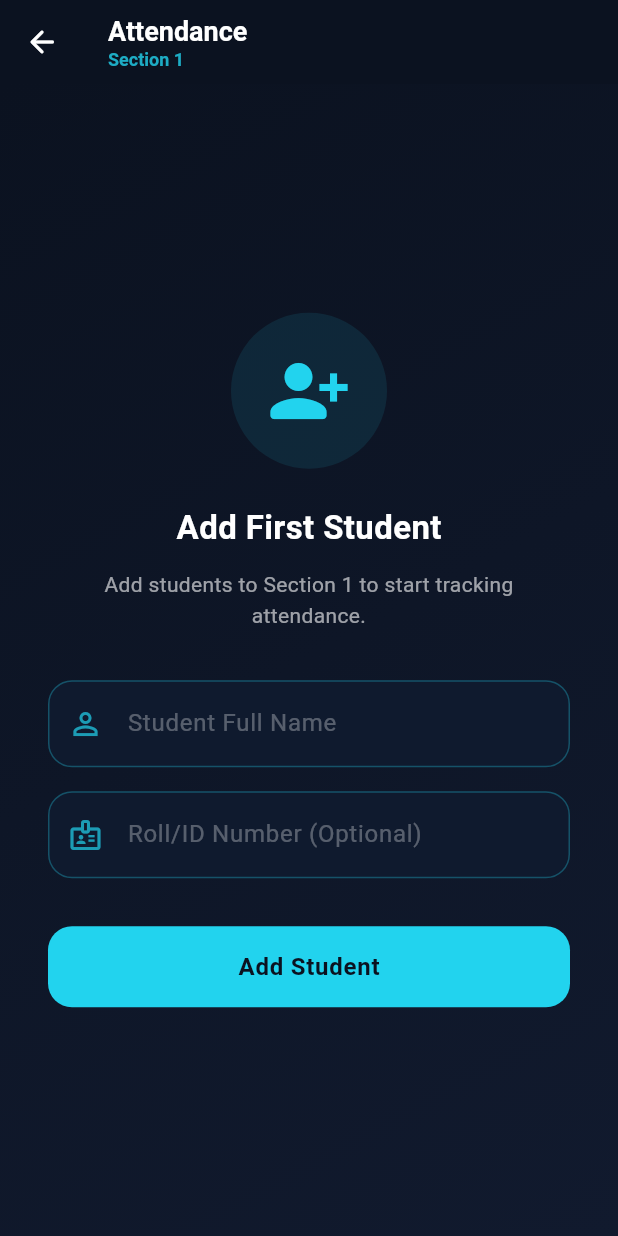
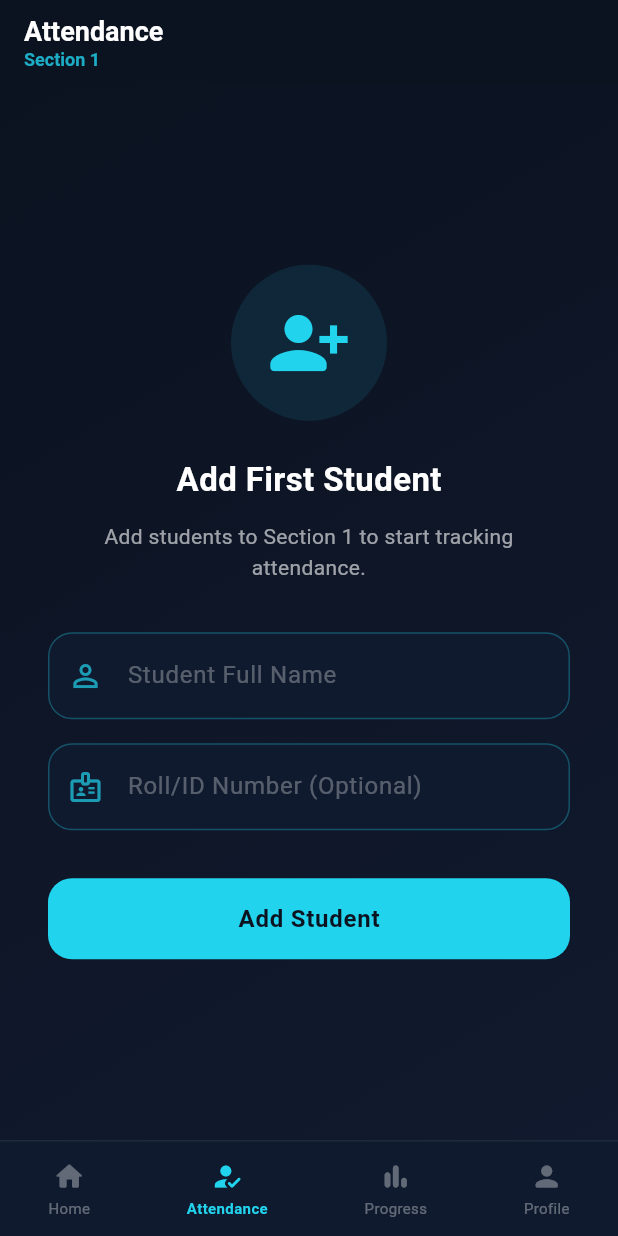
Before and after one commit to kalviumcommunity/S69-0226-NPS-Flutter-With-Firebase-TrackMyClass, a Flutter app: the screen it shows once a user with an empty profile is signed in, after a tap on "SECTION 1", on a phone screen of 412 x 824 dp. Run offline on Flutter 3.47's test engine with Material 3 defaults, Android fonts, the phone set to English and light mode, and no system bars; our stand-ins replace cloud_firestore, firebase_auth, firebase_core, google_sign_in; accounts and stored records are empty.

Commit message:
Attendance tab updated

```diff
--- a/trackmyclass/lib/screens/attendance_screen.dart
+++ b/trackmyclass/lib/screens/attendance_screen.dart
@@ -21,9 +21,9 @@ class _AttendanceScreenState extends State<AttendanceScreen> {
   bool _isSaving = false;
   bool _attendanceMarked = false;
   List<Map<String, dynamic>> _students = [];
-  Map<String, bool> _attendanceStatus =
-      {}; // studentId -> true (present) / false (absent)
+  Map<String, bool> _attendanceStatus = {};
   StreamSubscription<QuerySnapshot>? _studentsSub;
+
   @override
   void initState() {
     super.initState();
@@ -39,38 +39,41 @@ class _AttendanceScreenState extends State<AttendanceScreen> {
   Future<void> _loadData() async {
     setState(() => _isLoading = true);
     try {
-      // 1. Check if attendance is already marked for this session
-      final sessionDoc = await FirebaseFirestore.instance
+      // Fetch session doc + attendance records in parallel — faster load
+      final results = await Future.wait([
+        FirebaseFirestore.instance
             .collection('sessions')
             .doc(widget.sessionId)
-          .get();
-
-      final data = sessionDoc.data();
-      _attendanceMarked = (data?['attendanceMarked'] as bool?) ?? false;
-
-      // 2. Fetch existing attendance records if marked
-      Map<String, bool> attendanceMap = {};
-      if (_attendanceMarked) {
-        final attendanceSnap = await FirebaseFirestore.instance
+            .get(),
+        FirebaseFirestore.instance
             .collection('sessions')
             .doc(widget.sessionId)
             .collection('attendance')
-            .get();
+            .get(),
+      ]);
 
-        attendanceMap = {
+      final sessionDoc = results[0] as DocumentSnapshot;
+      final attendanceSnap = results[1] as QuerySnapshot;
+
+      final data = sessionDoc.data() as Map<String, dynamic>?;
+      _attendanceMarked = (data?['attendanceMarked'] as bool?) ?? false;
+
+      final attendanceMap = <String, bool>{
         for (var doc in attendanceSnap.docs)
-            doc.id: (doc.data()['status'] as String?) == 'Present',
+          doc.id:
+              ((doc.data() as Map<String, dynamic>)['status'] as String?) ==
+              'Present',
       };
-      }
 
-      // 3. Subscribe to real-time student updates
+      // Subscribe to real-time student updates
+      _studentsSub?.cancel();
       _studentsSub = FirebaseFirestore.instance
           .collection('students')
           .where('class', isEqualTo: widget.className)
           .snapshots()
           .listen(
             (studentsSnap) {
-              List<Map<String, dynamic>> loadedStudents = [];
+              final loadedStudents = <Map<String, dynamic>>[];
 
               for (var doc in studentsSnap.docs) {
                 final sData = doc.data();
@@ -80,21 +83,16 @@ class _AttendanceScreenState extends State<AttendanceScreen> {
                   'rollNumber': sData['rollNumber'] ?? '',
                 });
 
-                // Initialize status if it doesn't exist yet
                 if (!_attendanceStatus.containsKey(doc.id)) {
-                  if (_attendanceMarked) {
-                    _attendanceStatus[doc.id] = attendanceMap[doc.id] ?? false;
-                  } else {
-                    _attendanceStatus[doc.id] = false; // default absent
-                  }
+                  _attendanceStatus[doc.id] = _attendanceMarked
+                      ? (attendanceMap[doc.id] ?? false)
+                      : false;
                 }
               }
 
-              // Sort by roll number if possible, or name
               loadedStudents.sort((a, b) {
                 final rollA = int.tryParse(a['rollNumber'].toString());
                 final rollB = int.tryParse(b['rollNumber'].toString());
-
                 if (rollA != null && rollB != null)
                   return rollA.compareTo(rollB);
                 if (a['rollNumber'].toString().isNotEmpty &&
@@ -103,7 +101,6 @@ class _AttendanceScreenState extends State<AttendanceScreen> {
                 if (a['rollNumber'].toString().isEmpty &&
                     b['rollNumber'].toString().isNotEmpty)
                   return 1;
-
                 return a['name'].toString().compareTo(b['name'].toString());
               });
 
@@ -118,7 +115,7 @@ class _AttendanceScreenState extends State<AttendanceScreen> {
               if (mounted) {
                 setState(() => _isLoading = false);
                 ScaffoldMessenger.of(context).showSnackBar(
-                  SnackBar(content: Text('Error syncing data: $error')),
+                  SnackBar(content: Text('Error syncing students: $error')),
                 );
               }
             },
@@ -128,7 +125,7 @@ class _AttendanceScreenState extends State<AttendanceScreen> {
         setState(() => _isLoading = false);
         ScaffoldMessenger.of(context).showSnackBar(
           SnackBar(
-            content: Text('Failed to load data: $e'),
+            content: Text('Failed to load: $e'),
             backgroundColor: const Color(0xFFFF6B6B),
             action: SnackBarAction(
               label: 'RETRY',
@@ -148,36 +145,39 @@ class _AttendanceScreenState extends State<AttendanceScreen> {
     try {
       final batch = FirebaseFirestore.instance.batch();
 
-      // Write attendance records
       for (final student in _students) {
-        final docRef = FirebaseFirestore.instance
+        batch.set(
+          FirebaseFirestore.instance
               .collection('sessions')
               .doc(widget.sessionId)
               .collection('attendance')
-            .doc(student['id']);
-
-        batch.set(docRef, {
+              .doc(student['id']),
+          {
             'status': _attendanceStatus[student['id']] == true
                 ? 'Present'
                 : 'Absent',
             'studentName': student['name'],
             'rollNumber': student['rollNumber'],
             'timestamp': FieldValue.serverTimestamp(),
-        });
+          },
+        );
       }
 
-      // Update session document
-      final sessionRef = FirebaseFirestore.instance
-          .collection('sessions')
-          .doc(widget.sessionId);
-
-      batch.update(sessionRef, {
+      batch.update(
+        FirebaseFirestore.instance.collection('sessions').doc(widget.sessionId),
+        {
           'attendanceMarked': true,
           'attendanceCount': _attendanceStatus.values.where((v) => v).length,
           'totalStudents': _students.length,
+        },
+      );
+
+      // Fire and forget batch commit.
+      // Firestore will instantly save to local cache and sync in the background.
+      // This avoids slow responses and erroneous timeout messages.
+      batch.commit().catchError((error) {
+        debugPrint('Background sync error: $error');
       });
-
-      await batch.commit().timeout(const Duration(seconds: 15));
 
       if (mounted) {
         setState(() {
@@ -188,6 +188,7 @@ class _AttendanceScreenState extends State<AttendanceScreen> {
           const SnackBar(
             content: Text('Attendance saved successfully!'),
             backgroundColor: Color(0xFF4ADE80),
+            duration: Duration(seconds: 2),
           ),
         );
       }
@@ -196,11 +197,34 @@ class _AttendanceScreenState extends State<AttendanceScreen> {
         setState(() => _isSaving = false);
         ScaffoldMessenger.of(context).showSnackBar(
           SnackBar(
-            content: Text('Failed to save attendance: $e'),
+            content: Text('Failed to save: $e'),
             backgroundColor: const Color(0xFFFF6B6B),
           ),
         );
       }
+    }
+  }
+
+  /// Re-fetches saved values from Firestore before entering edit mode,
+  /// so toggles always reflect what was actually saved.
+  Future<void> _enterEditMode() async {
+    try {
+      final snap = await FirebaseFirestore.instance
+          .collection('sessions')
+          .doc(widget.sessionId)
+          .collection('attendance')
+          .get();
+      if (!mounted) return;
+      setState(() {
+        for (final doc in snap.docs) {
+          _attendanceStatus[doc.id] =
+              ((doc.data() as Map<String, dynamic>)['status'] as String?) ==
+              'Present';
+        }
+        _attendanceMarked = false;
+      });
+    } catch (_) {
+      if (mounted) setState(() => _attendanceMarked = false);
     }
   }
 
@@ -234,10 +258,7 @@ class _AttendanceScreenState extends State<AttendanceScreen> {
       appBar: AppBar(
         backgroundColor: Colors.transparent,
         elevation: 0,
-        leading: IconButton(
-          icon: const Icon(Icons.arrow_back_rounded, color: Colors.white),
-          onPressed: () => Navigator.of(context).pop(),
-        ),
+        automaticallyImplyLeading: false,
         title: Column(
           crossAxisAlignment: CrossAxisAlignment.start,
           children: [
@@ -262,9 +283,7 @@ class _AttendanceScreenState extends State<AttendanceScreen> {
         actions: [
           if (_attendanceMarked && !_isLoading && _students.isNotEmpty)
             TextButton.icon(
-              onPressed: () {
-                setState(() => _attendanceMarked = false);
-              },
+              onPressed: _enterEditMode,
               icon: const Icon(Icons.edit_rounded, color: accent, size: 16),
               label: const Text(
                 'Edit',
@@ -354,7 +373,6 @@ class _AttendanceScreenState extends State<AttendanceScreen> {
         ),
         content: Column(
           mainAxisSize: MainAxisSize.min,
-          crossAxisAlignment: CrossAxisAlignment.start,
           children: [
             Container(
               decoration: BoxDecoration(
@@ -423,7 +441,6 @@ class _AttendanceScreenState extends State<AttendanceScreen> {
                     'class': widget.className,
                     'createdAt': FieldValue.serverTimestamp(),
                   });
-                  // StreamSubscription handles reloading automatically
                 } catch (e) {
                   if (mounted) {
                     ScaffoldMessenger.of(context).showSnackBar(
@@ -562,9 +579,7 @@ class _AttendanceScreenState extends State<AttendanceScreen> {
                               );
                               return;
                             }
-
                             setInnerState(() => isAdding = true);
-
                             try {
                               await FirebaseFirestore.instance
                                   .collection('students')
@@ -574,7 +589,6 @@ class _AttendanceScreenState extends State<AttendanceScreen> {
                                     'class': widget.className,
                                     'createdAt': FieldValue.serverTimestamp(),
                                   });
-                              // The StreamSubscription instantly picks up the change
                               if (mounted)
                                 setInnerState(() => isAdding = false);
                             } catch (e) {
@@ -624,6 +638,8 @@ class _AttendanceScreenState extends State<AttendanceScreen> {
   }
 
   Widget _buildStudentList() {
+    const accent = Color(0xFF22D3EE);
+
     return ListView.builder(
       padding: const EdgeInsets.fromLTRB(16, 8, 16, 24),
       itemCount: _students.length,
@@ -643,9 +659,7 @@ class _AttendanceScreenState extends State<AttendanceScreen> {
                   ? (isPresent
                         ? const Color(0xFF4ADE80).withOpacity(0.3)
                         : const Color(0xFFFF6B6B).withOpacity(0.3))
-                  : (isPresent
-                        ? const Color(0xFF22D3EE).withOpacity(0.3)
-                        : Colors.transparent),
+                  : (isPresent ? accent.withOpacity(0.3) : Colors.transparent),
               width: 1.5,
             ),
           ),
@@ -661,9 +675,7 @@ class _AttendanceScreenState extends State<AttendanceScreen> {
                         ? (isPresent
                               ? const Color(0xFF4ADE80)
                               : const Color(0xFFFF6B6B))
-                        : (isPresent
-                              ? const Color(0xFF22D3EE)
-                              : Colors.white.withOpacity(0.6)),
+                        : (isPresent ? accent : Colors.white.withOpacity(0.6)),
                     fontWeight: FontWeight.w700,
                   ),
                 ),
@@ -694,6 +706,7 @@ class _AttendanceScreenState extends State<AttendanceScreen> {
                   ],
                 ),
               ),
+              // Badge when saved, toggle when editing
               if (_attendanceMarked)
                 Container(
                   padding: const EdgeInsets.symmetric(
@@ -722,14 +735,12 @@ class _AttendanceScreenState extends State<AttendanceScreen> {
               else
                 Switch.adaptive(
                   value: isPresent,
-                  activeColor: const Color(0xFF22D3EE),
-                  activeTrackColor: const Color(0xFF22D3EE).withOpacity(0.3),
+                  activeColor: accent,
+                  activeTrackColor: accent.withOpacity(0.3),
                   inactiveThumbColor: Colors.white.withOpacity(0.4),
                   inactiveTrackColor: Colors.white.withOpacity(0.1),
                   onChanged: (val) {
-                    setState(() {
-                      _attendanceStatus[student['id']] = val;
-                    });
+                    setState(() => _attendanceStatus[student['id']] = val);
                   },
                 ),
             ],
--- a/trackmyclass/lib/screens/home_screen.dart
+++ b/trackmyclass/lib/screens/home_screen.dart
@@ -36,9 +36,15 @@ class _HomeScreenState extends State<HomeScreen> with TickerProviderStateMixin {
   String? _selectedClass = _kDefaultClasses.first;
   bool _classesLoading = false; // NOT true — we show defaults instantly
 
+  // Stable stream — rebuilt only when _selectedClass changes, never inside build()
+  late Stream<QuerySnapshot> _sessionsStream;
+
   @override
   void initState() {
     super.initState();
+
+    // Initialise the stable sessions stream for the default class
+    _sessionsStream = _buildSessionsStream(_selectedClass);
 
     _fadeController = AnimationController(
       duration: const Duration(milliseconds: 700),
@@ -58,8 +64,19 @@ class _HomeScreenState extends State<HomeScreen> with TickerProviderStateMixin {
       CurvedAnimation(parent: _floatingController, curve: Curves.easeInOut),
     );
 
-    // Merge Firestore classes in background — UI won't block on this
     _mergeFirestoreClasses();
+  }
+
+  Stream<QuerySnapshot> _buildSessionsStream(String? className) {
+    if (className == null) {
+      // Return an empty stream when no class is selected
+      return const Stream.empty();
+    }
+    return FirebaseFirestore.instance
+        .collection('sessions')
+        .where('class', isEqualTo: className)
+        .where('active', isEqualTo: true)
+        .snapshots();
   }
 
   /// Fetch classes from Firestore and merge them with the defaults.
@@ -175,6 +192,7 @@ class _HomeScreenState extends State<HomeScreen> with TickerProviderStateMixin {
           result.newClass!.trim().isNotEmpty) {
         _classes = [..._classes, result.newClass!.trim()];
         _selectedClass = result.newClass!.trim();
+        _sessionsStream = _buildSessionsStream(_selectedClass);
         // Persist new class to Firestore in background
         FirebaseFirestore.instance
             .collection('classes')
@@ -187,15 +205,17 @@ class _HomeScreenState extends State<HomeScreen> with TickerProviderStateMixin {
             .catchError((_) => null); // silent fail
       } else if (result.selected != null) {
         _selectedClass = result.selected;
+        _sessionsStream = _buildSessionsStream(_selectedClass);
       }
     });
   }
 
   // ── Start Session ──────────────────────────────────────────────────────────
-  Future<void> _startSession() async {
+  void _startSession() {
     if (_selectedClass == null) return;
-    try {
-      final docRef = await FirebaseFirestore.instance
+
+    // Fire and forget so we switch tabs instantly even if network is slow
+    FirebaseFirestore.instance
         .collection('sessions')
         .add({
           'class': _selectedClass,
@@ -203,53 +223,50 @@ class _HomeScreenState extends State<HomeScreen> with TickerProviderStateMixin {
           'startTime': FieldValue.serverTimestamp(),
           'teacherId': _user?.uid,
           'teacherName': _user?.displayName,
+        })
+        .then((_) {})
+        .catchError((e) {
+          debugPrint('Error starting session: $e');
         });
 
-      if (!mounted) return;
-
-      Navigator.of(context).push(
-        MaterialPageRoute(
-          builder: (_) => AttendanceScreen(
-            className: _selectedClass!,
-            sessionId: docRef.id,
-          ),
-        ),
-      );
-    } catch (e) {
-      debugPrint('Error starting session: $e');
-    }
+    setState(() => _selectedTab = 1);
   }
 
-  // ── Body switcher ──────────────────────────────────────────────────────────
-  Widget _buildBody() {
-    switch (_selectedTab) {
-      case 1:
+  @override
+  Widget build(BuildContext context) {
+    const backgroundTop = Color(0xFF0B1220);
+
+    // Build the attendance tab widget once, driven by the active session stream.
+    // ── Attendance tab ─────────────────────────────────────────────────────
+    // Uses the STABLE _sessionsStream — same object across builds so
+    // StreamBuilder never restarts, never destroys AttendanceScreen state.
+    final attendanceTab = StreamBuilder<QuerySnapshot>(
+      key: ValueKey(_selectedClass),
+      stream: _sessionsStream,
+      builder: (context, snapshot) {
+        final isActive = snapshot.hasData && snapshot.data!.docs.isNotEmpty;
+        if (isActive) {
+          final sessionId = snapshot.data!.docs.first.id;
+          return AttendanceScreen(
+            key: ValueKey(sessionId),
+            className: _selectedClass!,
+            sessionId: sessionId,
+          );
+        }
         return _PlaceholderTab(
           icon: Icons.how_to_reg_rounded,
           label: 'Attendance',
         );
-      case 2:
-        return _PlaceholderTab(
-          icon: Icons.bar_chart_rounded,
-          label: 'Progress',
+      },
     );
-      case 3:
-        return _ProfileTab(user: _user, onSignOut: _signOut);
-      default:
-        return StreamBuilder<QuerySnapshot>(
-          key: ValueKey(_selectedClass), // recreate stream when class changes
-          stream: FirebaseFirestore.instance
-              .collection('sessions')
-              .where('class', isEqualTo: _selectedClass)
-              .where('active', isEqualTo: true)
-              .snapshots(),
+
+    // ── Home tab ────────────────────────────────────────────────────────────
+    final homeTab = StreamBuilder<QuerySnapshot>(
+      key: ValueKey('home_$_selectedClass'),
+      stream: _sessionsStream,
       builder: (context, snapshot) {
         final isSessionActive =
             snapshot.hasData && snapshot.data!.docs.isNotEmpty;
-            final sessionId = isSessionActive
-                ? snapshot.data!.docs.first.id
-                : null;
-
         return _HomeTab(
           greeting: _greeting,
           displayName: _displayName,
@@ -260,35 +277,11 @@ class _HomeScreenState extends State<HomeScreen> with TickerProviderStateMixin {
           isSessionActive: isSessionActive,
           onStartSession: _startSession,
           onViewAttendance: () {
-                if (!isSessionActive ||
-                    _selectedClass == null ||
-                    sessionId == null) {
-                  ScaffoldMessenger.of(context).showSnackBar(
-                    const SnackBar(
-                      content: Text('Please start a session first.'),
-                      backgroundColor: Color(0xFFFF6B6B),
-                    ),
-                  );
-                  return;
-                }
-                Navigator.of(context).push(
-                  MaterialPageRoute(
-                    builder: (_) => AttendanceScreen(
-                      className: _selectedClass!,
-                      sessionId: sessionId,
-                    ),
-                  ),
-                );
+            setState(() => _selectedTab = 1);
           },
         );
       },
     );
-    }
-  }
-
-  @override
-  Widget build(BuildContext context) {
-    const backgroundTop = Color(0xFF0B1220);
 
     return Scaffold(
       backgroundColor: backgroundTop,
@@ -336,7 +329,19 @@ class _HomeScreenState extends State<HomeScreen> with TickerProviderStateMixin {
         ),
       ),
       body: SafeArea(
-        child: FadeTransition(opacity: _fadeAnimation, child: _buildBody()),
+        child: FadeTransition(
+          opacity: _fadeAnimation,
+          // IndexedStack keeps ALL tabs alive — no state loss on tab switch
+          child: IndexedStack(
+            index: _selectedTab,
+            children: [
+              homeTab,
+              attendanceTab,
+              _PlaceholderTab(icon: Icons.bar_chart_rounded, label: 'Progress'),
+              _ProfileTab(user: _user, onSignOut: _signOut),
+            ],
+          ),
+        ),
       ),
     );
   }
```
Lines whose indentation alone changed are shown as unchanged.
